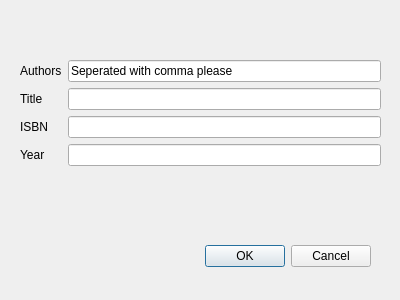
This is newbook.ui in theomeuh/SQLMoteor as Qt 5 draws it before an edit. The edited form follows.
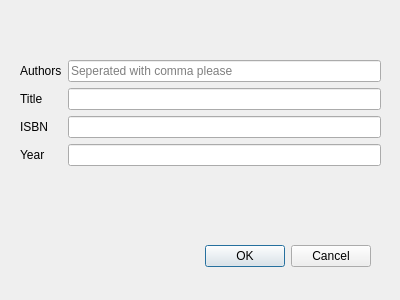
This is the edited form.

Commit message:
Book created in memory from GUI
Can create a book from a new window. This book is printed in console.

Diff of the .ui file:
```diff
--- a/newbook.ui
+++ b/newbook.ui
@@ -49,6 +49,9 @@
     <item row="0" column="1">
      <widget class="QLineEdit" name="authorsEdit">
       <property name="text">
+       <string/>
+      </property>
+      <property name="placeholderText">
        <string>Seperated with comma please</string>
       </property>
       <property name="clearButtonEnabled">
```
The commit also changes 6 other files.
